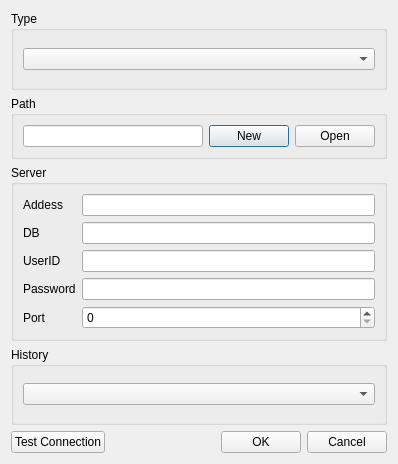
This is guiSQLer/dbdialog.ui in ftfuture/SQLer as Qt 5 draws it before an edit. The edited form follows.
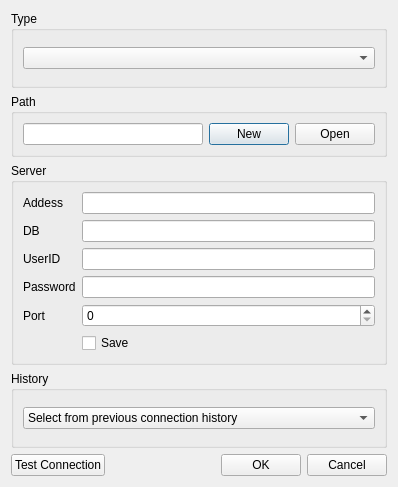
This is the edited form.

```diff
--- a/guiSQLer/dbdialog.ui
+++ b/guiSQLer/dbdialog.ui
@@ -7,7 +7,7 @@
     <x>0</x>
     <y>0</y>
     <width>398</width>
-    <height>464</height>
+    <height>487</height>
    </rect>
   </property>
   <property name="windowTitle">
@@ -59,11 +59,20 @@
     </widget>
    </item>
    <item>
-    <widget class="QGroupBox" name="groupBox">
+    <widget class="QGroupBox" name="serverGroupBox">
+     <property name="sizePolicy">
+      <sizepolicy hsizetype="Expanding" vsizetype="Preferred">
+       <horstretch>0</horstretch>
+       <verstretch>0</verstretch>
+      </sizepolicy>
+     </property>
      <property name="title">
       <string>Server</string>
      </property>
-     <layout class="QFormLayout" name="formLayout">
+     <layout class="QGridLayout" name="gridLayout">
+      <item row="0" column="2">
+       <widget class="QLineEdit" name="addressEdit"/>
+      </item>
       <item row="0" column="0">
        <widget class="QLabel" name="label">
         <property name="text">
@@ -71,8 +80,18 @@
         </property>
        </widget>
       </item>
-      <item row="0" column="1">
-       <widget class="QLineEdit" name="addressEdit"/>
+      <item row="1" column="0">
+       <widget class="QLabel" name="label_5">
+        <property name="text">
+         <string>DB</string>
+        </property>
+       </widget>
+      </item>
+      <item row="2" column="2">
+       <widget class="QLineEdit" name="useridEdit"/>
+      </item>
+      <item row="3" column="2">
+       <widget class="QLineEdit" name="passwordEdit"/>
       </item>
       <item row="2" column="0">
        <widget class="QLabel" name="label_3">
@@ -81,8 +100,12 @@
         </property>
        </widget>
       </item>
-      <item row="2" column="1">
-       <widget class="QLineEdit" name="useridEdit"/>
+      <item row="4" column="2">
+       <widget class="QSpinBox" name="portSpinBox">
+        <property name="maximum">
+         <number>9999999</number>
+        </property>
+       </widget>
       </item>
       <item row="3" column="0">
        <widget class="QLabel" name="label_4">
@@ -91,8 +114,8 @@
         </property>
        </widget>
       </item>
-      <item row="3" column="1">
-       <widget class="QLineEdit" name="passwordEdit"/>
+      <item row="1" column="2">
+       <widget class="QLineEdit" name="dbEdit"/>
       </item>
       <item row="4" column="0">
        <widget class="QLabel" name="label_2">
@@ -101,19 +124,13 @@
         </property>
        </widget>
       </item>
-      <item row="1" column="0">
-       <widget class="QLabel" name="label_5">
+      <item row="5" column="2">
+       <widget class="QCheckBox" name="saveCheckBox">
         <property name="text">
-         <string>DB</string>
+         <string>Save</string>
         </property>
        </widget>
       </item>
-      <item row="1" column="1">
-       <widget class="QLineEdit" name="dbEdit"/>
-      </item>
-      <item row="4" column="1">
-       <widget class="QSpinBox" name="portSpinBox"/>
-      </item>
      </layout>
     </widget>
    </item>
@@ -124,7 +141,13 @@
      </property>
      <layout class="QVBoxLayout" name="verticalLayout_2">
       <item>
-       <widget class="QComboBox" name="historyCombo"/>
+       <widget class="QComboBox" name="historyCombo">
+        <item>
+         <property name="text">
+          <string>Select from previous connection history</string>
+         </property>
+        </item>
+       </widget>
       </item>
      </layout>
     </widget>
```
